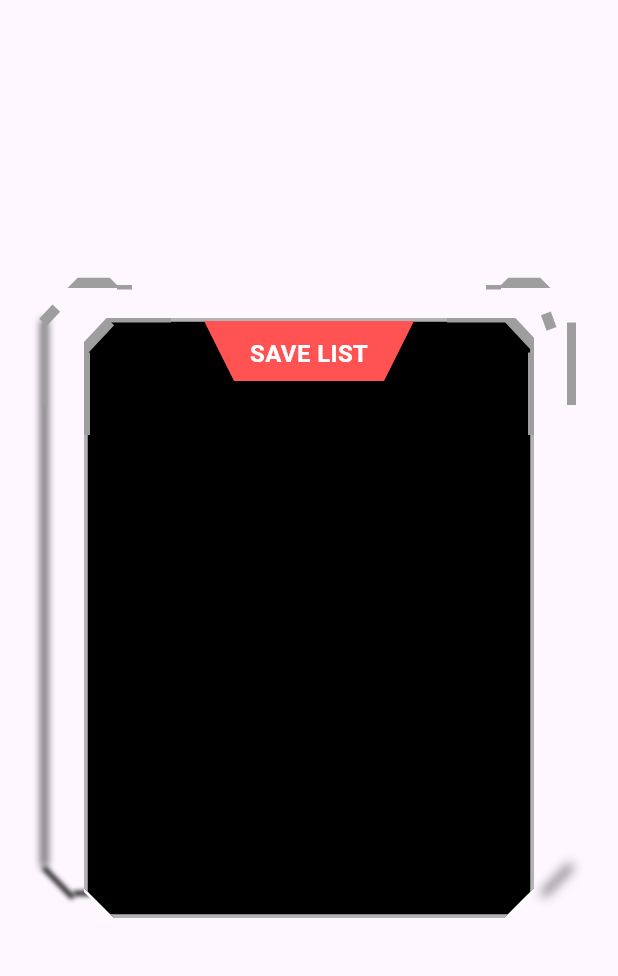
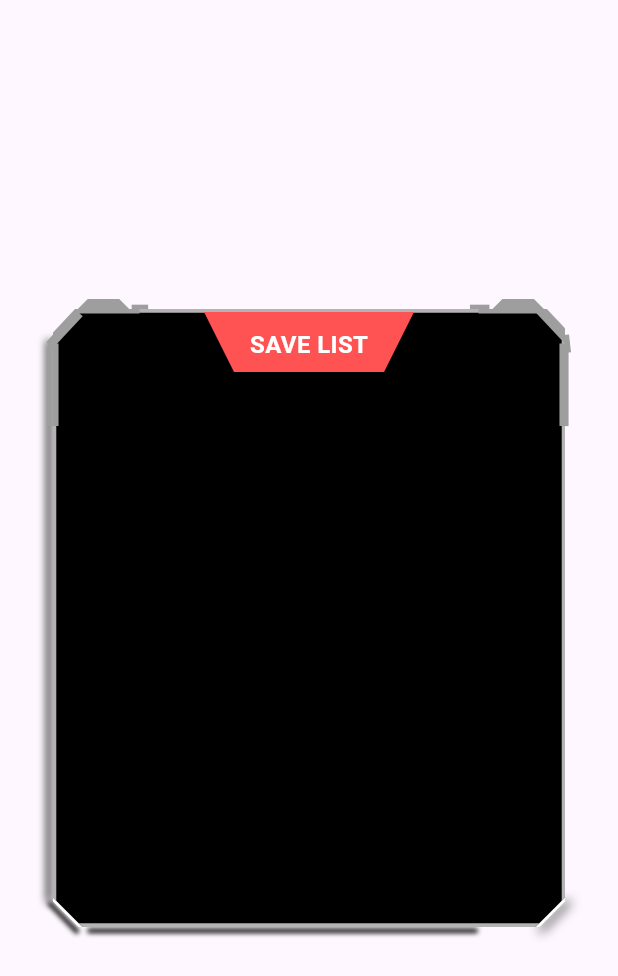
Before and after one commit to aankitasoni/GT_Task1, a Flutter app: the screen it shows after launch, on a phone screen of 412 x 824 dp. Shown: the top 976 px of the screen. Run offline on Flutter 3.47's test engine with Material 3 defaults, Android fonts, the phone set to English and light mode, and no system bars; our stand-ins replace responsive_sizer.

Commit message:
responsive sizer added

```diff
--- a/lib/main.dart
+++ b/lib/main.dart
@@ -1,5 +1,6 @@
 import 'package:flutter/material.dart';
 import 'package:task1/screens/task_one.dart';
+import 'package:responsive_sizer/responsive_sizer.dart';
 
 void main() {
   runApp(const MyApp());
@@ -7,8 +8,11 @@ void main() {
 
 class MyApp extends StatelessWidget {
   const MyApp({super.key});
+
   @override
   Widget build(BuildContext context) {
+    return ResponsiveSizer(
+      builder: (context, orientation, screenType) {
         return MaterialApp(
           title: 'Flutter Demo',
           theme: ThemeData(
@@ -17,5 +21,7 @@ class MyApp extends StatelessWidget {
           ),
           home: const TaskOne(),
         );
+      },
+    );
   }
 }
--- a/lib/screens/task_one.dart
+++ b/lib/screens/task_one.dart
@@ -1,4 +1,5 @@
 import 'package:flutter/material.dart';
+import 'package:responsive_sizer/responsive_sizer.dart';
 import 'package:task1/Components/opposite_trapezium_clipper.dart';
 import 'package:task1/Components/save_list_clipper.dart';
 
@@ -11,11 +12,11 @@ class TaskOne extends StatelessWidget {
       body: Stack(
         children: [
           Positioned(
-            top: 203,
-            left: 38,
+            top: 26.3.h,
+            left: 10.w,
             child: Container(
               width: 3,
-              height: 365,
+              height: 45.5.h,
               decoration: const BoxDecoration(
                 boxShadow: [
                   BoxShadow(
@@ -28,8 +29,8 @@ class TaskOne extends StatelessWidget {
             ),
           ),
           Positioned(
-            top: 580,
-            left: 25,
+            top: 73.2.h,
+            left: 6.9.w,
             child: Transform(
               alignment: Alignment.center,
               transform: Matrix4.rotationZ(0.8),
@@ -49,8 +50,8 @@ class TaskOne extends StatelessWidget {
             ),
           ),
           Positioned(
-            top: 584,
-            left: 59,
+            top: 73.9.h,
+            left: 16.6.w,
             child: Container(
               width: 260,
               height: 3,
@@ -66,8 +67,8 @@ class TaskOne extends StatelessWidget {
             ),
           ),
           Positioned(
-            top: 594,
-            right: 25,
+            top: 75.h,
+            right: 6.5.w,
             child: Transform(
               alignment: Alignment.center,
               transform: Matrix4.rotationZ(-0.8),
@@ -86,16 +87,19 @@ class TaskOne extends StatelessWidget {
               ),
             ),
           ),
-          _buildVerticalLine(top: 215, left: 28, width: 3, height: 55),
-          _buildOppositeTrapezium(top: 185, left: 45),
-          _buildHorizontalLine(top: 190, left: 78, width: 10),
-          _buildHorizontalLine(top: 190, right: 78, width: 10),
-          _buildOppositeTrapezium(top: 185, right: 45),
+
+
+          _buildVerticalLine(top: 27.8.h, left: 7.8.w, width: 3, height: 55),
+          _buildVerticalLine(top: 27.8.h, right: 8.w, width: 6, height: 55),
           _buildRotatedLine(
-              top: 203, left: 35, width: 7, height: 13, angle: 0.7527),
+              top: 26.5.h, left: 9.55.w, width: 7, height: 13, angle: 0.7127),
           _buildRotatedLine(
-              top: 218, right: 34, width: 7, height: 11, angle: 90 + 0.7527),
-          _buildVerticalLine(top: 215, right: 28, width: 6, height: 55),
+              top: 28.5.h, right: 5.9.w, width: 7, height: 12, angle: 90 + 0.9927),
+          _buildOppositeTrapezium(top: 24.19.h, left: 12.5.w),
+          _buildOppositeTrapezium(top: 24.19.h, right: 11.9.w),
+          _buildHorizontalLine(top: 24.65.h, left: 21.3.w, width: 11),
+          _buildHorizontalLine(top: 24.65.h, right: 20.8.w, width: 13),
+
           _buildCenterBox(),
         ],
       ),
@@ -187,8 +191,8 @@ class TaskOne extends StatelessWidget {
             child: ClipPath(
               clipper: CustomClipperPath(),
               child: Container(
-                width: 300,
-                height: 400,
+                width: 83.w,
+                height: 50.h,
                 decoration: BoxDecoration(
                   color: Colors.black,
                   border: Border.all(
--- a/pubspec.yaml
+++ b/pubspec.yaml
@@ -35,6 +35,7 @@ dependencies:
   # The following adds the Cupertino Icons font to your application.
   # Use with the CupertinoIcons class for iOS style icons.
   cupertino_icons: ^1.0.6
+  responsive_sizer: ^3.3.1
 
 dev_dependencies:
   flutter_test:
```
Also changed, not shown: pubspec.lock. Lines whose indentation alone changed are shown as unchanged.
